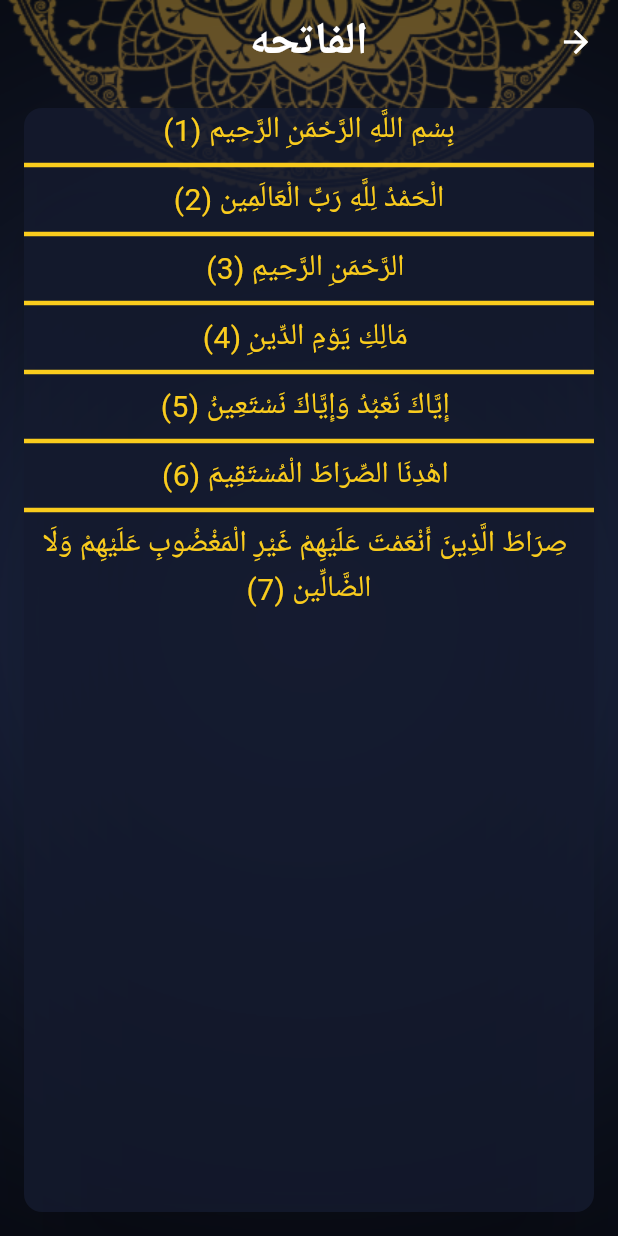
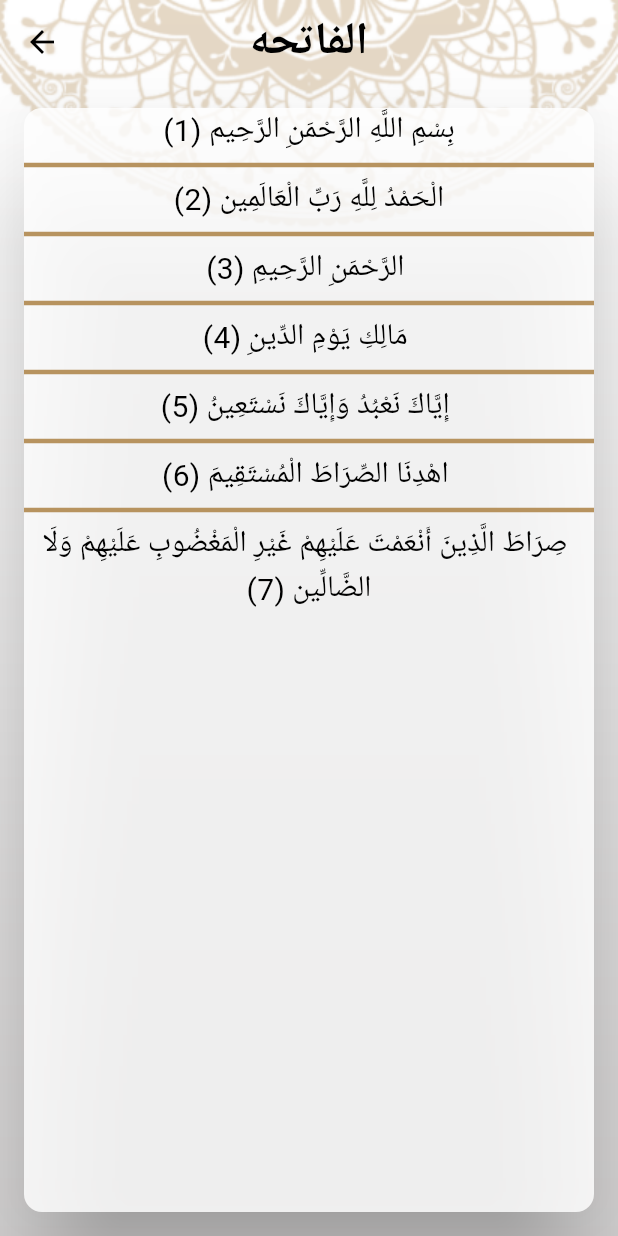
Before and after one commit to shrouk67/islami-c12-maadi, a Flutter app: the screen it shows after launch, after a tap on "الفاتحه", on a phone screen of 412 x 824 dp. Run offline on Flutter 3.47's test engine with Material 3 defaults, Android fonts, the phone set to English and light mode, and no system bars; generated files the repository leaves out were written again.

Commit message:
+ handle localization and theming logic using provider

```diff
--- a/lib/ahadeth_details/ahadeth_details_screen.dart
+++ b/lib/ahadeth_details/ahadeth_details_screen.dart
@@ -1,6 +1,8 @@
 import 'package:flutter/cupertino.dart';
 import 'package:flutter/material.dart';
 import 'package:islami_c12_maadi/home/tabs/Hadeth.dart';
+import 'package:islami_c12_maadi/providers/SettingsProvider.dart';
+import 'package:provider/provider.dart';
 
 import '../style/AppStyle.dart';
 
@@ -11,9 +13,11 @@ class AhadethDetailsScreen extends StatelessWidget {
   @override
   Widget build(BuildContext context) {
     Hadeth args = ModalRoute.of(context)!.settings.arguments as Hadeth;
+    SettingsProvider settingsProvider = Provider.of<SettingsProvider>(context);
     return Container(
       decoration: BoxDecoration(
-          image: DecorationImage(image: AssetImage(AppStyle.isDark
+          image: DecorationImage(image: AssetImage(
+              settingsProvider.themeMode == ThemeMode.dark
               ?"assets/images/home_dark_background.png"
               : "assets/images/background.png"),fit: BoxFit.fill)
       ),
--- a/lib/home/home_screen.dart
+++ b/lib/home/home_screen.dart
@@ -5,7 +5,9 @@ import 'package:islami_c12_maadi/home/tabs/RadioTab.dart';
 import 'package:islami_c12_maadi/home/tabs/SebhaTab.dart';
 import 'package:flutter_gen/gen_l10n/app_localizations.dart';
 import 'package:islami_c12_maadi/home/tabs/SettingsTab.dart';
+import 'package:islami_c12_maadi/providers/SettingsProvider.dart';
 import 'package:islami_c12_maadi/style/AppStyle.dart';
+import 'package:provider/provider.dart';
 // this is home
 class HomeScreen extends StatefulWidget {
   static const String routeName = "Home";
@@ -25,10 +27,11 @@ class _HomeScreenState extends State<HomeScreen> {
   ];
   @override
   Widget build(BuildContext context) {
+    SettingsProvider settingsProvider = Provider.of<SettingsProvider>(context);
     return Container(
       decoration: BoxDecoration(
         image: DecorationImage(image: AssetImage(
-            AppStyle.isDark
+                settingsProvider.themeMode == ThemeMode.dark
                 ?"assets/images/home_dark_background.png"
                 : "assets/images/background.png"
         ),fit: BoxFit.fill)
@@ -73,7 +76,7 @@ class _HomeScreenState extends State<HomeScreen> {
 
                   icon: Icon(
                     Icons.settings
-                  ),label: "Settings")
+                  ),label: AppLocalizations.of(context)!.settings)
             ]
         ),
         body: tabs[currentIndex],
--- a/lib/home/tabs/QuranTab.dart
+++ b/lib/home/tabs/QuranTab.dart
@@ -34,6 +34,7 @@ class QuranTab extends StatelessWidget {
         Row(
           children: [
             Expanded(child: Text(AppLocalizations.of(context)!.suraName,
+              textAlign: TextAlign.center,
               style: Theme.of(context).textTheme.titleMedium,
     )),
             Container(
--- a/lib/main.dart
+++ b/lib/main.dart
@@ -1,14 +1,18 @@
 import 'package:flutter/material.dart';
 import 'package:flutter_localizations/flutter_localizations.dart';
+import 'package:islami_c12_maadi/providers/SettingsProvider.dart';
 import 'package:islami_c12_maadi/quran_details/quran_details_screen.dart';
 import 'package:islami_c12_maadi/style/AppStyle.dart';
+import 'package:provider/provider.dart';
 
 import 'ahadeth_details/ahadeth_details_screen.dart';
 import 'home/home_screen.dart';
 import 'package:flutter_gen/gen_l10n/app_localizations.dart';
 void main() {
   // hello world
-  runApp(const MyApp());
+  runApp(ChangeNotifierProvider(
+      create: (context)=>SettingsProvider(),
+      child: const MyApp()));
 }
 
 class MyApp extends StatelessWidget {
@@ -17,11 +21,12 @@ class MyApp extends StatelessWidget {
   // This widget is the root of your application.
   @override
   Widget build(BuildContext context) {
-    return MaterialApp(
+    SettingsProvider settingsProvider = Provider.of<SettingsProvider>(context);
+   return MaterialApp(
       title: 'Flutter Demo',
       theme: AppStyle.lightTheme,
       darkTheme:AppStyle.darkTheme ,
-      themeMode: ThemeMode.dark,
+      themeMode: settingsProvider.themeMode,
       initialRoute: HomeScreen.routeName,
       localizationsDelegates: [
         AppLocalizations.delegate,
@@ -33,7 +38,7 @@ class MyApp extends StatelessWidget {
         Locale("en"),
         Locale("ar"),
       ],
-      locale: Locale("ar"),
+      locale: Locale(settingsProvider.language),
       routes: {
         HomeScreen.routeName:(_)=>HomeScreen(),
         QuranDetailsScreen.routeName :(_)=> QuranDetailsScreen(),
--- /dev/null
+++ b/lib/providers/SettingsProvider.dart
@@ -0,0 +1,26 @@
+import 'package:flutter/material.dart';
+// observable
+// publisher
+
+// observers
+// listeners
+// subscribers
+class SettingsProvider extends ChangeNotifier{
+
+  ThemeMode themeMode = ThemeMode.light;
+
+  changeTheme(ThemeMode newTheme){
+    if(newTheme == themeMode) return;
+    themeMode = newTheme;
+    notifyListeners();
+  }
+
+  String language = "en";
+
+  changeLanguage(String newLanguage){
+    if(language == newLanguage) return;
+    language = newLanguage;
+    notifyListeners();
+  }
+
+}
--- a/lib/quran_details/quran_details_screen.dart
+++ b/lib/quran_details/quran_details_screen.dart
@@ -1,7 +1,9 @@
 import 'package:flutter/cupertino.dart';
 import 'package:flutter/material.dart';
 import 'package:flutter/services.dart';
+import 'package:islami_c12_maadi/providers/SettingsProvider.dart';
 import 'package:islami_c12_maadi/quran_details/VerseWidget.dart';
+import 'package:provider/provider.dart';
 
 import '../style/AppStyle.dart';
 
@@ -16,10 +18,14 @@ class _QuranDetailsScreenState extends State<QuranDetailsScreen> {
   @override
   Widget build(BuildContext context){
     QuranDetailsArgs args = ModalRoute.of(context)?.settings.arguments as QuranDetailsArgs;
-    loadFile(args.index);
+    if(lines.isEmpty){
+      loadFile(args.index);
+    }
+    SettingsProvider settingsProvider = Provider.of<SettingsProvider>(context);
     return Container(
       decoration: BoxDecoration(
-          image: DecorationImage(image: AssetImage(AppStyle.isDark
+          image: DecorationImage(image: AssetImage(
+              settingsProvider.themeMode == ThemeMode.dark
               ?"assets/images/home_dark_background.png"
               : "assets/images/background.png"),fit: BoxFit.fill)
       ),
--- a/lib/style/AppStyle.dart
+++ b/lib/style/AppStyle.dart
@@ -1,7 +1,6 @@
 import 'package:flutter/material.dart';
 
 class AppStyle{
-  static bool isDark = true;
   static Color lightPrimaryColor = Color(0xffB7935F);
   static Color darkPrimaryColor = Color(0xff141A2E);
   static Color darkSecondary = Color(0xffFACC1D);
--- a/pubspec.yaml
+++ b/pubspec.yaml
@@ -39,6 +39,7 @@ dependencies:
   flutter_localizations:
     sdk: flutter
   intl: any
+  provider: ^6.1.2
 
 dev_dependencies:
   flutter_test:
```
Also changed, not shown: lib/home/tabs/LanguageBottomSheet.dart (+18 -2 lines), lib/home/tabs/SettingsTab.dart (+12 -5 lines), lib/home/tabs/ThemeBottomSheet.dart (+19 -2 lines), lib/l10n/intl_ar.arb (+6 -1 lines), lib/l10n/intl_en.arb (+6 -1 lines), lib/generated/intl/messages_ar.dart, lib/generated/intl/messages_en.dart, lib/generated/l10n.dart, pubspec.lock.
